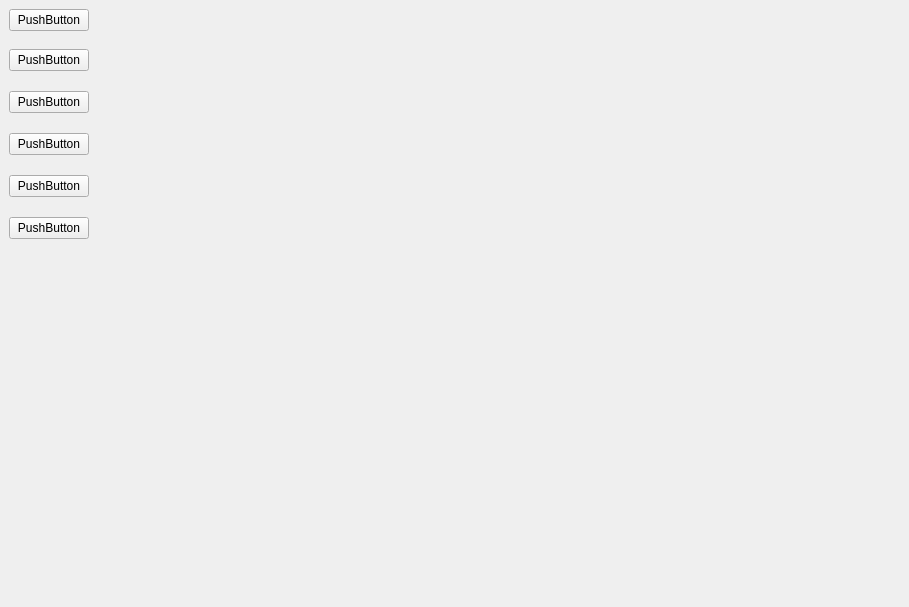
The window that GUI/Interface/VentanaPrin2.ui (Skop-22/ControlAnchoBanda-Pyside6) describes before a commit, drawn with Qt 5.
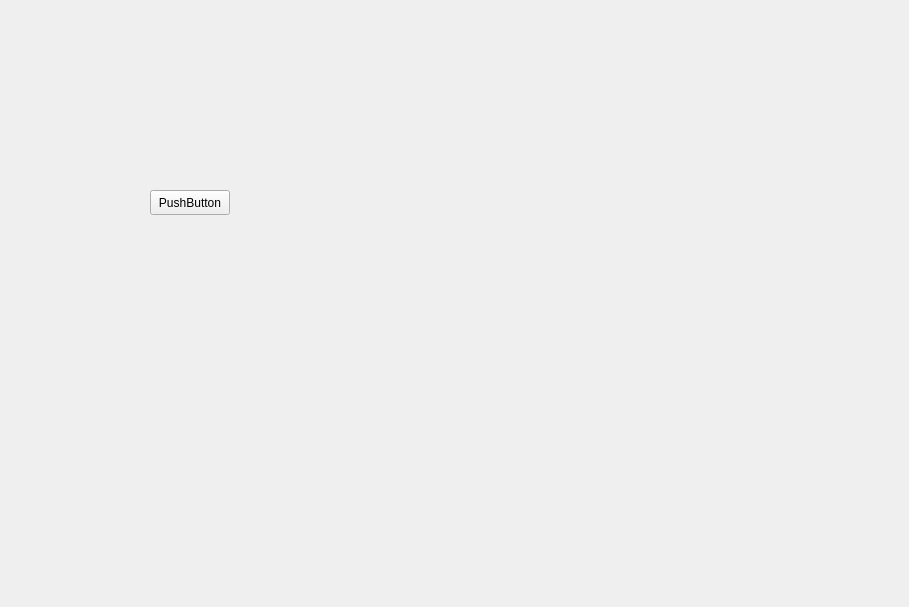
The same window after the commit. Custom widgets are drawn as their Qt base class.

The edit to the form file:
```diff
--- a/GUI/Interface/VentanaPrin2.ui
+++ b/GUI/Interface/VentanaPrin2.ui
@@ -13,126 +13,19 @@
   <property name="windowTitle">
    <string>Form</string>
   </property>
-  <layout class="QGridLayout" name="gridLayout_4">
-   <property name="leftMargin">
-    <number>0</number>
+  <widget class="PushButton" name="pushButton">
+   <property name="geometry">
+    <rect>
+     <x>150</x>
+     <y>190</y>
+     <width>80</width>
+     <height>25</height>
+    </rect>
    </property>
-   <property name="topMargin">
-    <number>0</number>
+   <property name="text">
+    <string>PushButton</string>
    </property>
-   <property name="rightMargin">
-    <number>0</number>
-   </property>
-   <property name="bottomMargin">
-    <number>0</number>
-   </property>
-   <property name="spacing">
-    <number>0</number>
-   </property>
-   <item row="0" column="0">
-    <widget class="QWidget" name="widget" native="true">
-     <layout class="QGridLayout" name="gridLayout">
-      <property name="leftMargin">
-       <number>0</number>
-      </property>
-      <property name="topMargin">
-       <number>0</number>
-      </property>
-      <property name="rightMargin">
-       <number>0</number>
-      </property>
-      <property name="bottomMargin">
-       <number>0</number>
-      </property>
-      <property name="spacing">
-       <number>0</number>
-      </property>
-      <item row="0" column="0" alignment="Qt::AlignTop">
-       <widget class="QWidget" name="widget_2" native="true">
-        <layout class="QGridLayout" name="gridLayout_2">
-         <item row="0" column="0">
-          <widget class="PushButton" name="pushButton_7">
-           <property name="text">
-            <string>PushButton</string>
-           </property>
-          </widget>
-         </item>
-        </layout>
-       </widget>
-      </item>
-      <item row="1" column="0">
-       <widget class="QWidget" name="widget_3" native="true">
-        <property name="sizePolicy">
-         <sizepolicy hsizetype="Preferred" vsizetype="Expanding">
-          <horstretch>0</horstretch>
-          <verstretch>0</verstretch>
-         </sizepolicy>
-        </property>
-        <layout class="QVBoxLayout" name="verticalLayout">
-         <property name="spacing">
-          <number>20</number>
-         </property>
-         <item>
-          <widget class="PushButton" name="pushButton_6">
-           <property name="text">
-            <string>PushButton</string>
-           </property>
-          </widget>
-         </item>
-         <item>
-          <widget class="PushButton" name="pushButton_5">
-           <property name="text">
-            <string>PushButton</string>
-           </property>
-          </widget>
-         </item>
-         <item>
-          <widget class="QPushButton" name="pushButton_2">
-           <property name="text">
-            <string>PushButton</string>
-           </property>
-          </widget>
-         </item>
-         <item>
-          <widget class="PushButton" name="pushButton_4">
-           <property name="text">
-            <string>PushButton</string>
-           </property>
-          </widget>
-         </item>
-         <item>
-          <widget class="PushButton" name="pushButton_3">
-           <property name="text">
-            <string>PushButton</string>
-           </property>
-          </widget>
-         </item>
-         <item>
-          <spacer name="verticalSpacer">
-           <property name="orientation">
-            <enum>Qt::Vertical</enum>
-           </property>
-           <property name="sizeHint" stdset="0">
-            <size>
-             <width>20</width>
-             <height>40</height>
-            </size>
-           </property>
-          </spacer>
-         </item>
-        </layout>
-       </widget>
-      </item>
-     </layout>
-    </widget>
-   </item>
-   <item row="0" column="1">
-    <widget class="QStackedWidget" name="stackedWidget">
-     <widget class="QWidget" name="page"/>
-     <widget class="QWidget" name="page_2"/>
-    </widget>
-   </item>
-  </layout>
+  </widget>
  </widget>
  <customwidgets>
   <customwidget>
```
